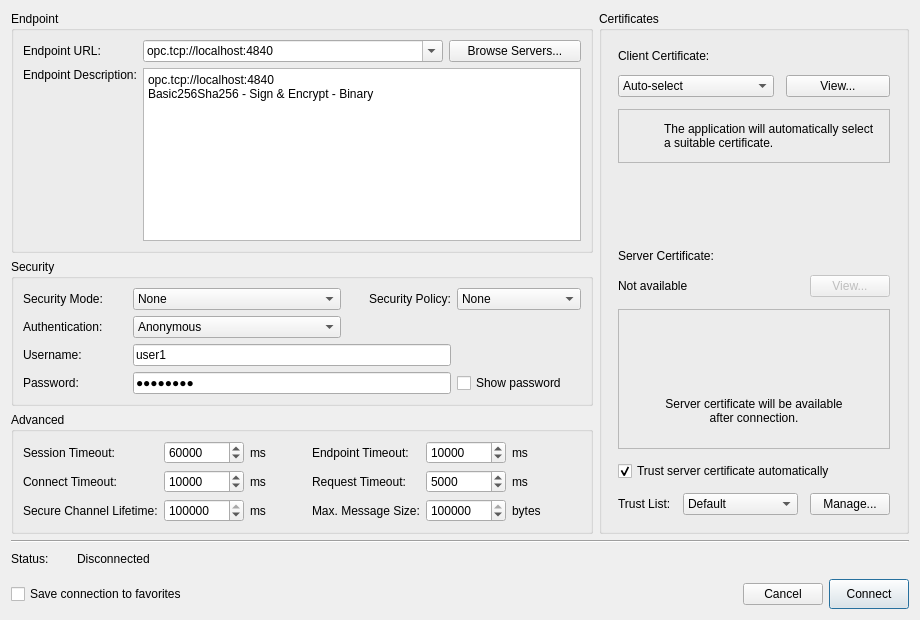
sanny32/OpenUaExplorer, file src/dialogs/connectiondialog.ui: the form before one commit.
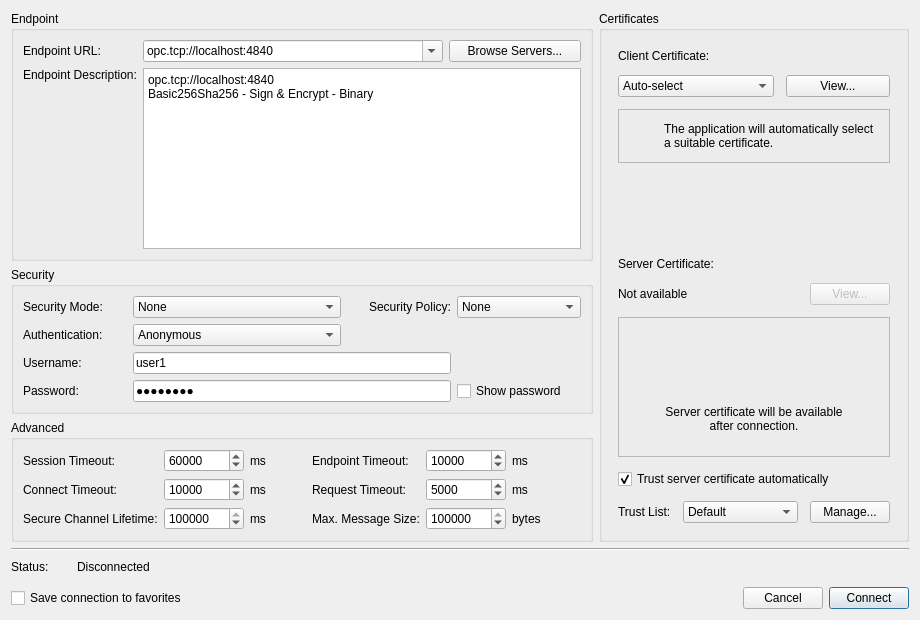
The form after the commit. Icons and pictures are not drawn. Custom widgets are drawn as their Qt base class.

```diff
--- a/src/dialogs/connectiondialog.ui
+++ b/src/dialogs/connectiondialog.ui
@@ -881,12 +881,6 @@
      </item>
      <item>
       <widget class="ColoredPushButton" name="connectButton">
-       <property name="minimumSize">
-        <size>
-         <width>0</width>
-         <height>30</height>
-        </size>
-       </property>
        <property name="text">
         <string>Connect</string>
        </property>
```
